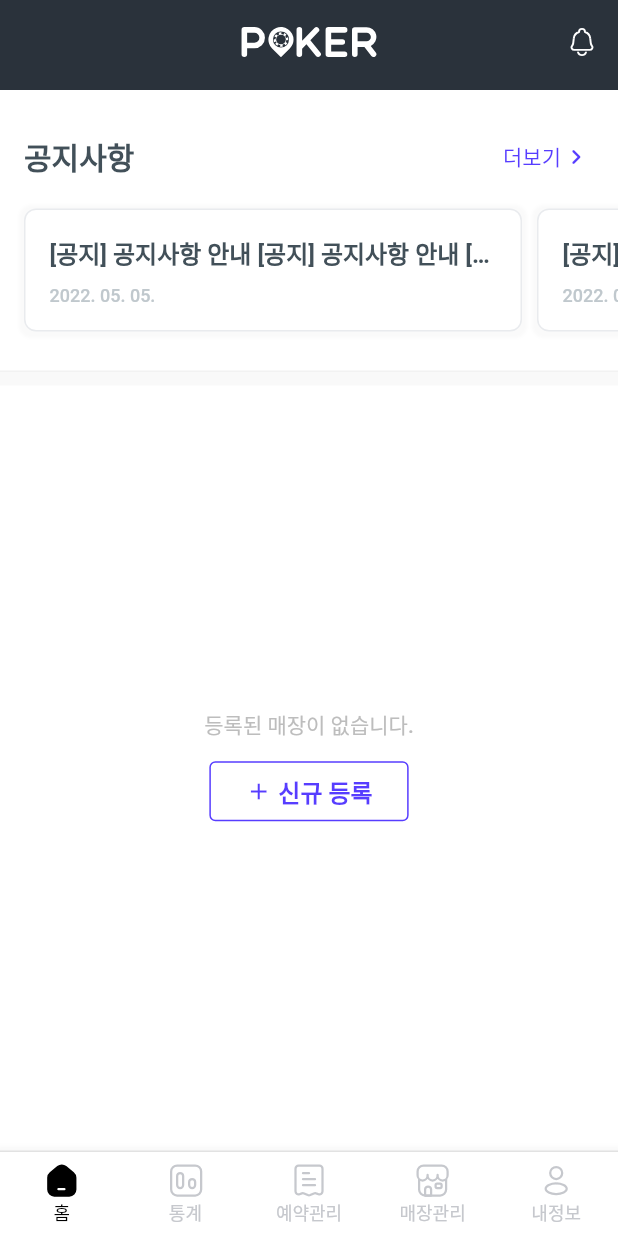
After one commit to wkdgus1164/pokerspot_partner_app, a Flutter app: the BottomNavigation screen opened directly, on a phone screen of 412 x 824 dp. The commit adds this screen. Run offline on Flutter 3.47's test engine with Material 2 defaults, Android fonts, the phone set to English and light mode, and no system bars; our stand-ins replace card_swiper, flutter_svg, go_router.

Commit message:
add: 메인 탭 - 데이터 없음

```diff
--- a/lib/common/components/app_bar/app_bar.dart
+++ b/lib/common/components/app_bar/app_bar.dart
@@ -75,7 +75,7 @@ class CustomAppBar extends StatelessWidget implements PreferredSizeWidget {
             style: bodySmall.copyWith(fontWeight: FontWeight.w700),
             textAlign: TextAlign.center,
           )
-        : null;
+        : SvgPicture.asset(Assets.poker.path);
 
     return AppBar(
       centerTitle: true,
--- /dev/null
+++ b/lib/common/components/button/custom_outlined_button.dart
@@ -0,0 +1,41 @@
+import 'package:flutter/material.dart';
+import 'package:pokerspot_partner_app/common/theme/color.dart';
+import 'package:pokerspot_partner_app/common/theme/typography.dart';
+
+class CustomOutlinedButton extends StatelessWidget {
+  const CustomOutlinedButton({
+    Key? key,
+    required this.text,
+  }) : super(key: key);
+
+  final String text;
+
+  @override
+  Widget build(BuildContext context) {
+    return OutlinedButton(
+      onPressed: () {},
+      style: OutlinedButton.styleFrom(
+        side: BorderSide(color: primaryColor),
+        shape: const RoundedRectangleBorder(
+          borderRadius: BorderRadius.all(
+            Radius.circular(4),
+          ),
+        ),
+      ),
+      child: Row(
+        mainAxisSize: MainAxisSize.min,
+        children: [
+          Icon(Icons.add, color: primaryColor, size: 18),
+          const SizedBox(width: 4),
+          Text(
+            text,
+            style: bodySmall.copyWith(
+              color: primaryColor,
+              fontWeight: FontWeight.w600,
+            ),
+          ),
+        ],
+      ),
+    );
+  }
+}
--- a/lib/common/components/button/text_button.dart
+++ b/lib/common/components/button/text_button.dart
@@ -1,6 +1,17 @@
 import 'package:flutter/material.dart';
+import 'package:flutter_svg/flutter_svg.dart';
 import 'package:pokerspot_partner_app/common/theme/color.dart';
 import 'package:pokerspot_partner_app/common/theme/typography.dart';
+
+enum TrailingIcon {
+  none('none'),
+  arrowRight('arrow_right'),
+  ;
+
+  const TrailingIcon(this.path);
+
+  final String path;
+}
 
 class CustomTextButton extends StatelessWidget {
   const CustomTextButton({
@@ -8,11 +19,13 @@ class CustomTextButton extends StatelessWidget {
     required this.text,
     required this.color,
     required this.onClick,
+    this.trailingIcon = TrailingIcon.none,
   });
 
   final String text;
   final Color color;
   final Function() onClick;
+  final TrailingIcon trailingIcon;
 
   @override
   Widget build(BuildContext context) {
@@ -22,15 +35,17 @@ class CustomTextButton extends StatelessWidget {
       splashColor: primaryColor.withAlpha(30),
       child: Padding(
         padding: const EdgeInsets.all(8.0),
-        child: Container(
-          // decoration: BoxDecoration(
-          //   border: Border(bottom: BorderSide(color: color, width: 1)),
-          // ),
-          padding: const EdgeInsets.only(bottom: 1),
-          child: Text(
-            text,
-            style: label.copyWith(color: color, fontWeight: FontWeight.w500),
-          ),
+        child: Row(
+          mainAxisSize: MainAxisSize.min,
+          children: [
+            Text(
+              text,
+              style: label.copyWith(color: color, fontWeight: FontWeight.w500),
+            ),
+            if (trailingIcon == TrailingIcon.arrowRight) ...[
+              Icon(Icons.chevron_right_rounded, color: primaryColor, size: 20),
+            ]
+          ],
         ),
       ),
     );
--- /dev/null
+++ b/lib/common/components/divider/divider.dart
@@ -0,0 +1,22 @@
+import 'package:flutter/cupertino.dart';
+
+class CustomDivider extends StatelessWidget {
+  const CustomDivider({Key? key}) : super(key: key);
+
+  @override
+  Widget build(BuildContext context) {
+    return Container(
+      width: double.infinity,
+      height: 10,
+      decoration: const BoxDecoration(
+        color: Color.fromRGBO(249, 249, 249, 1),
+        border: Border(
+          top: BorderSide(
+            width: 1,
+            color: Color.fromRGBO(242, 242, 242, 1),
+          ),
+        ),
+      ),
+    );
+  }
+}
--- a/lib/common/constants/assets.dart
+++ b/lib/common/constants/assets.dart
@@ -1,13 +1,30 @@
 enum Assets {
+  // Base
   logoFull('assets/logo_full.svg'),
+  textLogo('assets/text_logo.svg'),
+  poker('assets/poker.svg'),
   slide1('assets/slide1.svg'),
   slide2('assets/slide2.png'),
   slide3('assets/slide3.png'),
   slide4('assets/slide4.png'),
+
+  // Common
   arrowBackDark('assets/arrow_back_dark.svg'),
   arrowBackLight('assets/arrow_back_light.svg'),
   complete('assets/complete.svg'),
-  textLogo('assets/text_logo.svg'),
+  notiLight('assets/noti_light.svg'),
+
+  // BottomNavigation
+  homeOn('assets/home_on.svg'),
+  homeOff('assets/home_off.svg'),
+  statisticsOn('assets/statistics_on.svg'),
+  statisticsOff('assets/statistics_off.svg'),
+  reservationOn('assets/reservation_on.svg'),
+  reservationOff('assets/reservation_off.svg'),
+  shopOff('assets/shop_off.svg'),
+  shopOn('assets/shop_on.svg'),
+  accountOn('assets/account_on.svg'),
+  accountOff('assets/account_off.svg'),
   ;
 
   const Assets(this.path);
--- /dev/null
+++ b/lib/common/routes/base/bottom_navigation.dart
@@ -0,0 +1,23 @@
+import 'package:flutter/cupertino.dart';
+import 'package:go_router/go_router.dart';
+import 'package:pokerspot_partner_app/common/routes/custom_route/custom_route.dart';
+import 'package:pokerspot_partner_app/ui/bottom_navigation/bottom_navigation.dart';
+
+const String navigationPath = 'navigation';
+
+enum BottomNavigationRoutes {
+  home('$navigationPath/home'),
+  ;
+
+  const BottomNavigationRoutes(this.path);
+
+  final String path;
+}
+
+Map<String, Widget Function(BuildContext)> bottomNavigationNamedRoutes = {
+  BottomNavigationRoutes.home.path: (context) => const BottomNavigation(),
+};
+
+List<RouteBase> bottomNavigationRoutes = [
+  customGoRoute(BottomNavigationRoutes.home.path, const BottomNavigation()),
+];
--- a/lib/common/routes/routes.dart
+++ b/lib/common/routes/routes.dart
@@ -1,6 +1,7 @@
 import 'package:flutter/material.dart';
 import 'package:go_router/go_router.dart';
 import 'package:pokerspot_partner_app/common/routes/base/base.dart';
+import 'package:pokerspot_partner_app/common/routes/base/bottom_navigation.dart';
 import 'package:pokerspot_partner_app/common/routes/base/member.dart';
 import 'package:pokerspot_partner_app/ui/splash/views/splash_view.dart';
 
@@ -15,7 +16,7 @@ final GoRouter router = GoRouter(
     GoRoute(
       path: BaseRoutes.splash.path,
       builder: (context, state) => const SplashView(),
-      routes: [...baseRoutes, ...memberRoutes],
+      routes: [...baseRoutes, ...memberRoutes, ...bottomNavigationRoutes],
     ),
   ],
 );
--- /dev/null
+++ b/lib/common/theme/bottom_navigation_bar.dart
@@ -0,0 +1,15 @@
+import 'package:flutter/material.dart';
+
+BottomNavigationBarThemeData bottomNavigationBarThemeData =
+    const BottomNavigationBarThemeData(
+  selectedItemColor: Colors.black,
+  selectedLabelStyle: TextStyle(color: Colors.black, fontSize: 12),
+  unselectedItemColor: Color.fromRGBO(198, 200, 205, 1),
+  unselectedLabelStyle: TextStyle(
+    color: Color.fromRGBO(192, 200, 205, 1),
+    fontSize: 12,
+  ),
+  showUnselectedLabels: true,
+  type: BottomNavigationBarType.fixed,
+  enableFeedback: true,
+);
--- a/lib/common/theme/color.dart
+++ b/lib/common/theme/color.dart
@@ -10,8 +10,8 @@ ColorScheme colorScheme = ColorScheme(
   onError: Colors.white,
   background: backgroundColor,
   onBackground: Colors.black,
-  surface: backgroundColor,
-  onSurface: Colors.black,
+  surface: Colors.white,
+  onSurface: Colors.grey,
   outline: const Color.fromARGB(255, 233, 235, 238),
 );
 
@@ -19,3 +19,4 @@ Color primaryColor = const Color(0xff573dff);
 Color errorColor = const Color(0xffdb2828);
 Color backgroundColor = const Color(0xfffdfdfd);
 Color textColor = const Color(0xff425059);
+Color borderColor = const Color.fromARGB(255, 233, 235, 238);
--- a/lib/main.dart
+++ b/lib/main.dart
@@ -1,6 +1,7 @@
 import 'package:flutter/material.dart';
 import 'package:flutter/services.dart';
 import 'package:pokerspot_partner_app/common/routes/routes.dart';
+import 'package:pokerspot_partner_app/common/theme/bottom_navigation_bar.dart';
 import 'package:pokerspot_partner_app/common/theme/button.dart';
 import 'package:pokerspot_partner_app/common/theme/checkbox.dart';
 import 'package:pokerspot_partner_app/common/theme/color.dart';
@@ -13,10 +14,9 @@ ThemeData _createThemeData({required BuildContext context}) {
     elevatedButtonTheme: elevatedButtonThemeData,
     textButtonTheme: textButtonThemeData,
     scaffoldBackgroundColor: Colors.white,
-    textTheme: Theme.of(context).textTheme.apply(
-          bodyColor: Colors.black,
-          displayColor: Colors.black,
-        ),
+    bottomNavigationBarTheme: bottomNavigationBarThemeData,
+    textTheme: Theme.of(context).textTheme.apply(),
+    splashFactory: InkRipple.splashFactory,
   );
 }
 
--- /dev/null
+++ b/lib/ui/bottom_navigation/bottom_navigation.dart
@@ -0,0 +1,39 @@
+import 'package:flutter/material.dart';
+import 'package:pokerspot_partner_app/ui/bottom_navigation/destinations.dart';
+import 'package:pokerspot_partner_app/ui/main/sections/home/views/home_view.dart';
+
+class BottomNavigation extends StatefulWidget {
+  const BottomNavigation({Key? key}) : super(key: key);
+
+  @override
+  State<BottomNavigation> createState() => _BottomNavigationState();
+}
+
+class _BottomNavigationState extends State<BottomNavigation> {
+  int currentPageIndex = 0;
+
+  @override
+  Widget build(BuildContext context) {
+    return Scaffold(
+      bottomNavigationBar: Container(
+        decoration: const BoxDecoration(
+          color: Colors.white,
+          border: Border(
+            top: BorderSide(
+              color: Color.fromARGB(255, 234, 234, 234),
+              width: 1,
+            ),
+          ),
+        ),
+        child: BottomNavigationBar(
+          currentIndex: currentPageIndex,
+          items: bottomNavigationItems,
+          onTap: (index) => setState(() {
+            currentPageIndex = index;
+          }),
+        ),
+      ),
+      body: const HomeView(),
+    );
+  }
+}
--- /dev/null
+++ b/lib/ui/bottom_navigation/destinations.dart
@@ -0,0 +1,40 @@
+import 'package:flutter/material.dart';
+import 'package:flutter_svg/flutter_svg.dart';
+import 'package:pokerspot_partner_app/common/constants/assets.dart';
+
+final List<String> defaultIcons = [
+  Assets.homeOff.path,
+  Assets.statisticsOff.path,
+  Assets.reservationOff.path,
+  Assets.shopOff.path,
+  Assets.accountOff.path,
+];
+
+final List<String> selectedIcons = [
+  Assets.homeOn.path,
+  Assets.statisticsOn.path,
+  Assets.reservationOn.path,
+  Assets.shopOn.path,
+  Assets.accountOn.path,
+];
+
+final List<String> labels = [
+  '홈',
+  '통계',
+  '예약관리',
+  '매장관리',
+  '내정보',
+];
+
+List<BottomNavigationBarItem> bottomNavigationItems =
+    defaultIcons.asMap().entries.map(
+  (entry) {
+    int index = entry.key;
+
+    return BottomNavigationBarItem(
+      icon: SvgPicture.asset(defaultIcons[index]),
+      activeIcon: SvgPicture.asset(selectedIcons[index]),
+      label: labels[index],
+    );
+  },
+).toList();
--- /dev/null
+++ b/lib/ui/main/sections/home/components/header.dart
@@ -0,0 +1,18 @@
+import 'package:flutter/material.dart';
+import 'package:flutter_svg/flutter_svg.dart';
+import 'package:pokerspot_partner_app/common/components/app_bar/app_bar.dart';
+import 'package:pokerspot_partner_app/common/constants/assets.dart';
+
+PreferredSizeWidget appBar = CustomAppBar(
+  customAppBarRightSide: CustomAppBarRightSide.noti,
+  customAppBarCenter: CustomAppBarCenter.logo,
+  customAppBarTheme: CustomAppBarTheme.black,
+  actions: [
+    IconButton(
+      icon: SvgPicture.asset(Assets.notiLight.path),
+      onPressed: () {
+        // handle button press
+      },
+    ),
+  ],
+);
--- /dev/null
+++ b/lib/ui/main/sections/home/components/notice.dart
@@ -0,0 +1,72 @@
+import 'package:flutter/material.dart';
+import 'package:pokerspot_partner_app/common/components/button/text_button.dart';
+import 'package:pokerspot_partner_app/common/constants/sizes.dart';
+import 'package:pokerspot_partner_app/common/theme/color.dart';
+import 'package:pokerspot_partner_app/common/theme/typography.dart';
+import 'package:pokerspot_partner_app/ui/main/sections/home/components/notice_item.dart';
+import 'package:pokerspot_partner_app/ui/main/sections/home/data/notice_data.dart';
+
+class HomeNotice extends StatelessWidget {
+  const HomeNotice({Key? key}) : super(key: key);
+
+  @override
+  Widget build(BuildContext context) {
+    onMoreButtonPressed() {}
+
+    return Column(
+      crossAxisAlignment: CrossAxisAlignment.stretch,
+      children: [
+        const SizedBox(height: padding10),
+        Padding(
+          padding: const EdgeInsets.fromLTRB(
+            padding16,
+            padding16,
+            padding10,
+            0,
+          ),
+          child: Row(
+            mainAxisAlignment: MainAxisAlignment.spaceBetween,
+            children: [
+              Expanded(
+                child: Text(
+                  '공지사항',
+                  style: titleLarge.copyWith(color: textColor),
+                ),
+              ),
+              CustomTextButton(
+                text: '더보기',
+                color: primaryColor,
+                trailingIcon: TrailingIcon.arrowRight,
+                onClick: onMoreButtonPressed,
+              ),
+            ],
+          ),
+        ),
+        SingleChildScrollView(
+          scrollDirection: Axis.horizontal,
+          child: Wrap(
+            children: List.generate(
+              noticeList.length,
+              (index) => HomeNoticeItem(
+                title: noticeList[index].title,
+                createdAt: noticeList[index].createdAt,
+                padding: index == 0
+                    ? const EdgeInsets.only(
+                  left: padding16,
+                  right: padding10,
+                  top: padding16,
+                  bottom: padding16,
+                )
+                    : const EdgeInsets.only(
+                  right: padding10,
+                  top: padding16,
+                  bottom: padding16,
+                ),
+              ),
+            ),
+          ),
+        ),
+      ],
+    );
+  }
+}
--- /dev/null
+++ b/lib/ui/main/sections/home/components/notice_item.dart
@@ -0,0 +1,65 @@
+import 'package:flutter/material.dart';
+import 'package:pokerspot_partner_app/common/constants/sizes.dart';
+import 'package:pokerspot_partner_app/common/theme/color.dart';
+import 'package:pokerspot_partner_app/common/theme/typography.dart';
+
+class HomeNoticeItem extends StatelessWidget {
+  const HomeNoticeItem({
+    Key? key,
+    required this.title,
+    required this.createdAt,
+    this.padding,
+  }) : super(key: key);
+
+  final String title;
+  final String createdAt;
+  final EdgeInsetsGeometry? padding;
+
+  @override
+  Widget build(BuildContext context) {
+    return Container(
+      padding: padding,
+      child: Container(
+        width: MediaQuery.of(context).size.width - 80,
+        padding: const EdgeInsets.all(padding16),
+        decoration: BoxDecoration(
+          border: Border.all(color: borderColor),
+          borderRadius: const BorderRadius.all(
+            Radius.circular(defaultRadius),
+          ),
+          color: Colors.white,
+          boxShadow: [
+            BoxShadow(
+              color: Colors.grey.withOpacity(0.05),
+              spreadRadius: 3,
+              blurRadius: 1,
+              offset: const Offset(0, 1),
+            ),
+          ],
+        ),
+        child: Column(
+          crossAxisAlignment: CrossAxisAlignment.start,
+          children: [
+            Text(
+              title,
+              style: titleMedium.copyWith(
+                color: textColor,
+                fontWeight: FontWeight.w600,
+                overflow: TextOverflow.ellipsis,
+              ),
+              maxLines: 1,
+            ),
+            const SizedBox(height: padding10),
+            Text(
+              createdAt,
+              style: caption.copyWith(
+                color: const Color.fromRGBO(192, 200, 205, 1),
+                fontWeight: FontWeight.w500,
+              ),
+            ),
+          ],
+        ),
+      ),
+    );
+  }
+}
--- /dev/null
+++ b/lib/ui/main/sections/home/data/notice_data.dart
@@ -0,0 +1,17 @@
+class HomeNoticeItemProps {
+  final String title;
+  final String createdAt;
+
+  HomeNoticeItemProps({
+    required this.title,
+    required this.createdAt,
+  });
+}
+
+List<HomeNoticeItemProps> noticeList = [
+  HomeNoticeItemProps(title: '[공지] 공지사항 안내 [공지] 공지사항 안내 [공지] 공지사항 안내', createdAt: '2022. 05. 05.'),
+  HomeNoticeItemProps(title: '[공지] 공지사항 안내', createdAt: '2022. 05. 05.'),
+  HomeNoticeItemProps(title: '[공지] 공지사항 안내', createdAt: '2022. 05. 05.'),
+  HomeNoticeItemProps(title: '[공지] 공지사항 안내', createdAt: '2022. 05. 05.'),
+  HomeNoticeItemProps(title: '[공지] 공지사항 안내', createdAt: '2022. 05. 05.'),
+];
--- /dev/null
+++ b/lib/ui/main/sections/home/views/home_view.dart
@@ -0,0 +1,47 @@
+import 'package:flutter/material.dart';
+import 'package:pokerspot_partner_app/common/components/button/custom_button.dart';
+import 'package:pokerspot_partner_app/common/components/button/custom_outlined_button.dart';
+import 'package:pokerspot_partner_app/common/components/divider/divider.dart';
+import 'package:pokerspot_partner_app/common/constants/sizes.dart';
+import 'package:pokerspot_partner_app/common/theme/color.dart';
+import 'package:pokerspot_partner_app/common/theme/typography.dart';
+import 'package:pokerspot_partner_app/ui/main/sections/home/components/header.dart';
+import 'package:pokerspot_partner_app/ui/main/sections/home/components/notice.dart';
+
+class HomeView extends StatelessWidget {
+  const HomeView({Key? key}) : super(key: key);
+
+  @override
+  Widget build(BuildContext context) {
+    return Scaffold(
+      appBar: appBar,
+      body: SafeArea(
+        child: Column(
+          children: [
+            HomeNotice(),
+            SizedBox(height: padding10),
+            CustomDivider(),
+            Expanded(
+              child: Center(
+                child: Column(
+                  mainAxisAlignment: MainAxisAlignment.center,
+                  children: [
+                    Text(
+                      '등록된 매장이 없습니다.',
+                      style: label.copyWith(
+                        color: Colors.grey.shade400,
+                        fontWeight: FontWeight.w500,
+                      ),
+                    ),
+                    const SizedBox(height: padding10),
+                    const CustomOutlinedButton(text: '신규 등록'),
+                  ],
+                ),
+              ),
+            ),
+          ],
+        ),
+      ),
+    );
+  }
+}
--- a/lib/ui/member/login/views/login_view.dart
+++ b/lib/ui/member/login/views/login_view.dart
@@ -1,11 +1,13 @@
 import 'package:flutter/material.dart';
 import 'package:flutter_svg/flutter_svg.dart';
+import 'package:go_router/go_router.dart';
 import 'package:pokerspot_partner_app/common/components/button/custom_button.dart';
 import 'package:pokerspot_partner_app/common/components/button/text_button.dart';
 import 'package:pokerspot_partner_app/common/components/checkbox/checkbox.dart';
 import 'package:pokerspot_partner_app/common/components/text_field/text_field_with_delete_icon.dart';
 import 'package:pokerspot_partner_app/common/constants/assets.dart';
 import 'package:pokerspot_partner_app/common/constants/sizes.dart';
+import 'package:pokerspot_partner_app/common/routes/base/bottom_navigation.dart';
 import 'package:pokerspot_partner_app/common/theme/color.dart';
 import 'package:pokerspot_partner_app/common/theme/typography.dart';
 
@@ -84,7 +86,9 @@ class LoginView extends StatelessWidget {
                     CustomButton(
                       text: '로그인',
                       customButtonTheme: CustomButtonTheme.primary,
-                      onPressed: () {},
+                      onPressed: () {
+                        context.pushNamed(BottomNavigationRoutes.home.path);
+                      },
                     ),
                     const SizedBox(height: padding32),
                     Column(
```
Also changed, not shown: assets/account_off.svg, assets/poker.svg (added).
